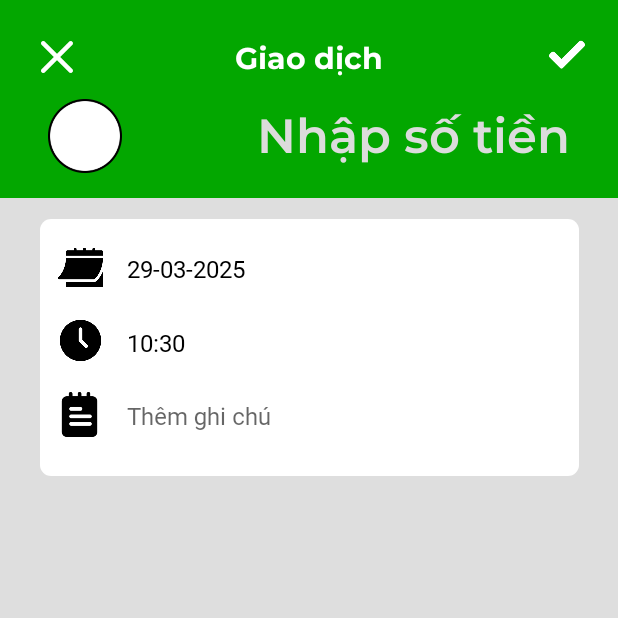
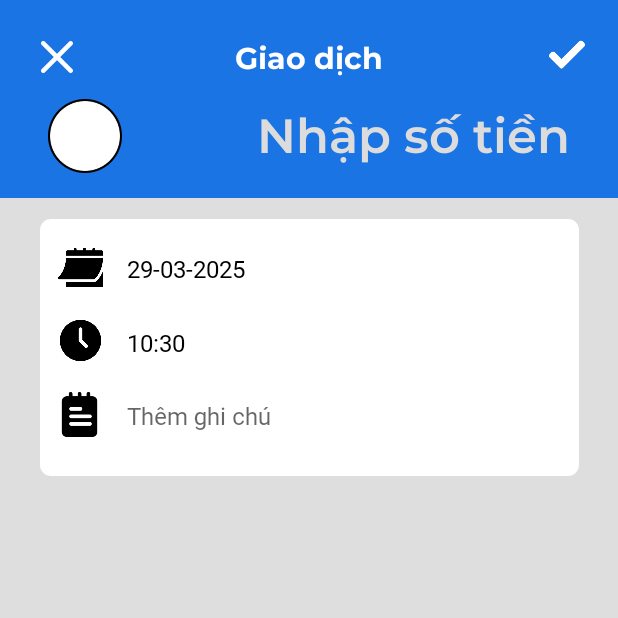
Before and after one commit to simoney199/AppAndroid, an Android app: the AddNewTransaction screen opened directly, with no data from a screen before it, on a phone screen of 412 x 824 dp, the top half of it. Run offline under Robolectric (Android 15) with nearby library versions, the phone set to English and light mode, and no system bars; our stand-ins replace Firebase (no records; nobody signed in at launch, a user with empty details on screens opened directly).

```diff
--- a/app/src/main/res/layout/new_transaction.xml
+++ b/app/src/main/res/layout/new_transaction.xml
@@ -9,7 +9,7 @@
         android:id="@+id/titleTransactionInfo"
         android:layout_width="match_parent"
         android:layout_height="132dp"
-        android:background="@color/green"
+        android:background="@color/brand_primary"
         app:layout_constraintLeft_toLeftOf="parent"
         app:layout_constraintRight_toRightOf="parent"
         app:layout_constraintTop_toTopOf="parent">
```
Also changed, not shown: app/src/main/res/drawable/logout.png, app/src/main/res/drawable/padlock.png, app/src/main/res/drawable/profileuser.png.
